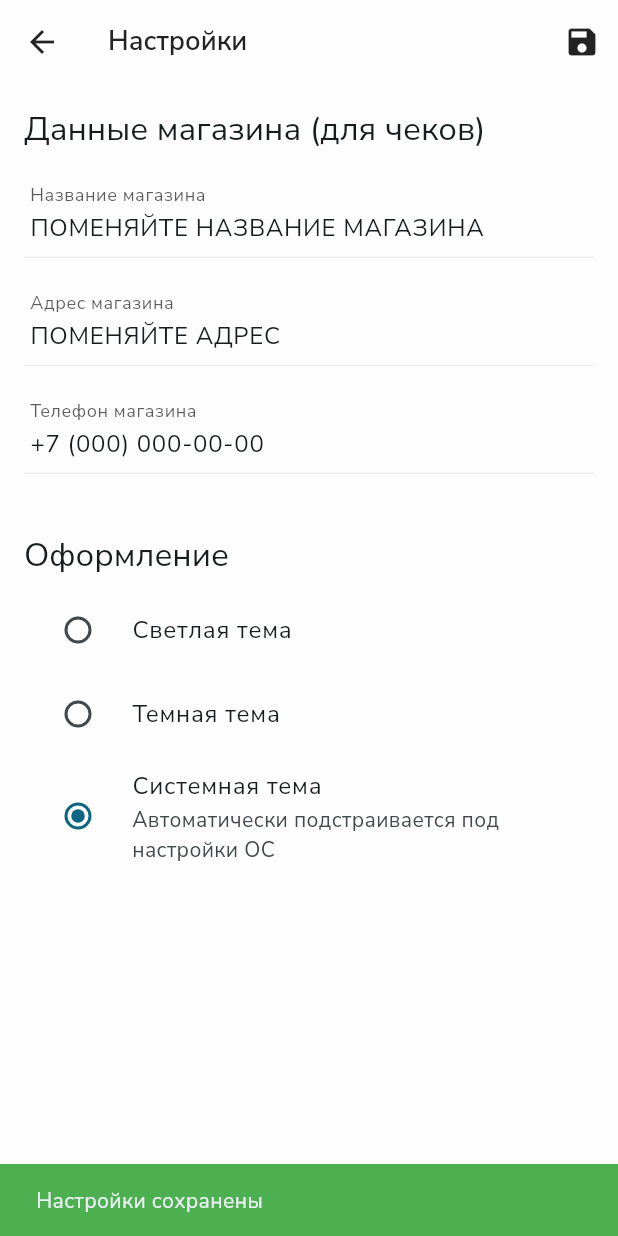
After one commit to makkenzo/flutter_pos, a Flutter app: the SettingsScreen screen opened directly, after a tap on the "save" icon, on a phone screen of 412 x 824 dp. The commit adds this screen. Run offline on Flutter 3.47's test engine with Material 3 defaults, Android fonts, the phone set to English and light mode, and no system bars; our stand-ins replace fl_chart, flutter_riverpod, flutter_secure_storage, flutter_staggered_animations, google_fonts, pdf and 4 more; missing offline and left inert: mobile_scanner; accounts and stored records are empty; network calls fail.

Commit message:
Adds settings screen and theme persistence
Introduces a settings screen to the dashboard for configuring app preferences.
Implements theme persistence using shared preferences, allowing the app to
remember and apply the user's preferred theme across sessions.
Refactors product fetching to prevent redundant requests and improve efficiency.

```diff
--- a/lib/main.dart
+++ b/lib/main.dart
@@ -1,5 +1,7 @@
 import 'package:flutter/material.dart';
+import 'package:flutter_pos/models/app_settings.dart';
 import 'package:flutter_pos/providers/auth_provider.dart';
+import 'package:flutter_pos/providers/settings_provider.dart';
 import 'package:flutter_pos/screens/dashboard_screen.dart';
 import 'package:flutter_pos/screens/login/login_screen.dart';
 
@@ -24,10 +26,11 @@ class MyApp extends ConsumerWidget {
   @override
   Widget build(BuildContext context, WidgetRef ref) {
     final AuthState authState = ref.watch(authProvider);
+    final AppSettings settings = ref.watch(settingsProvider);
 
     return MaterialApp(
       title: 'Mini-POS',
-      themeMode: ThemeMode.system,
+      themeMode: settings.themeMode,
       theme: TAppTheme.lightTheme,
       darkTheme: TAppTheme.darkTheme,
       locale: const Locale('ru', 'RU'),
--- /dev/null
+++ b/lib/models/app_settings.dart
@@ -0,0 +1,41 @@
+import 'package:flutter/material.dart';
+import 'package:meta/meta.dart';
+
+@immutable
+class AppSettings {
+  final String storeName;
+  final String storeAddress;
+  final String storePhone;
+  final ThemeMode themeMode;
+  // Добавьте другие настройки по мере необходимости
+
+  const AppSettings({
+    required this.storeName,
+    required this.storeAddress,
+    required this.storePhone,
+    required this.themeMode,
+  });
+
+  // Значения по умолчанию
+  factory AppSettings.defaults() => const AppSettings(
+    storeName: "ПОМЕНЯЙТЕ НАЗВАНИЕ МАГАЗИНА",
+    storeAddress: "ПОМЕНЯЙТЕ АДРЕС",
+    storePhone: "+7 (000) 000-00-00",
+    themeMode: ThemeMode.system,
+  );
+
+  AppSettings copyWith({
+    String? apiUrl,
+    String? storeName,
+    String? storeAddress,
+    String? storePhone,
+    ThemeMode? themeMode,
+  }) {
+    return AppSettings(
+      storeName: storeName ?? this.storeName,
+      storeAddress: storeAddress ?? this.storeAddress,
+      storePhone: storePhone ?? this.storePhone,
+      themeMode: themeMode ?? this.themeMode,
+    );
+  }
+}
--- a/lib/screens/dashboard_screen.dart
+++ b/lib/screens/dashboard_screen.dart
@@ -5,6 +5,7 @@ import 'package:flutter_pos/screens/inventory_screen.dart';
 import 'package:flutter_pos/screens/pos/pos_screen.dart';
 import 'package:flutter_pos/screens/products/product_list_screen.dart';
 import 'package:flutter_pos/screens/sales/sales_history_screen.dart';
+import 'package:flutter_pos/screens/settings_screen.dart';
 import 'package:flutter_pos/utils/constants/sizes.dart';
 import 'package:flutter_pos/widgets/dashboard_item.dart';
 import 'package:flutter_riverpod/flutter_riverpod.dart';
@@ -47,6 +48,11 @@ class DashboardScreen extends ConsumerWidget {
               context,
               MaterialPageRoute(builder: (_) => const AnalyticsScreen()),
             ), // \u003c--- Переход
+      ),
+      _DashboardItemData(
+        icon: Icons.settings_outlined, // Иконка настроек
+        title: 'Настройки',
+        onTap: () => Navigator.push(context, MaterialPageRoute(builder: (_) => const SettingsScreen())), // Переход
       ),
     ];
 
--- a/lib/screens/pos/pos_screen.dart
+++ b/lib/screens/pos/pos_screen.dart
@@ -391,7 +391,7 @@ class _PosScreenState extends ConsumerState<PosScreen> {
                         icon: const Icon(Icons.clear, size: 20),
                         onPressed: () {
                           _searchController.clear();
-                          _onSearchChanged('');
+                          ref.read(productListProvider.notifier).search('');
                         },
                       )
                       : null,
--- a/lib/screens/products/product_list_screen.dart
+++ b/lib/screens/products/product_list_screen.dart
@@ -146,7 +146,7 @@ class _ProductListScreenState extends ConsumerState<ProductListScreen> {
                               tooltip: 'Очистить поиск',
                               onPressed: () {
                                 _searchController.clear();
-                                _onSearchChanged('');
+                                ref.read(productListProvider.notifier).search('');
                               },
                             )
                             : null,
--- a/lib/screens/sales/sales_history_screen.dart
+++ b/lib/screens/sales/sales_history_screen.dart
@@ -5,6 +5,7 @@ import 'package:flutter_pos/models/payment_method.dart';
 import 'package:flutter_pos/models/sale.dart';
 import 'package:flutter_pos/models/sale_item.dart';
 import 'package:flutter_pos/providers/sales_history_provider.dart';
+import 'package:flutter_pos/providers/settings_provider.dart';
 import 'package:flutter_pos/utils/helpers/error_formatter.dart';
 import 'package:flutter_pos/utils/pdf_generator.dart';
 import 'package:flutter_pos/widgets/list_item_placeholder.dart';
@@ -208,6 +209,7 @@ class _SalesHistoryScreenState extends ConsumerState<SalesHistoryScreen> {
     DateFormat dateFormat,
   ) async {
     List<SaleItem>? saleItems;
+    final settings = ref.read(settingsProvider);
 
     try {
       saleItems = await ref.read(saleDetailsProvider(sale.orderId).future);
@@ -313,7 +315,7 @@ class _SalesHistoryScreenState extends ConsumerState<SalesHistoryScreen> {
                             Object? pdfError;
 
                             try {
-                              pdfBytes = await generateReceiptPdf(sale, saleItems!);
+                              pdfBytes = await generateReceiptPdf(sale, saleItems!, settings);
                             } catch (e) {
                               pdfError = e;
                             }
--- /dev/null
+++ b/lib/screens/settings_screen.dart
@@ -0,0 +1,167 @@
+import 'package:flutter/material.dart';
+import 'package:flutter_pos/providers/settings_provider.dart';
+import 'package:flutter_pos/utils/constants/sizes.dart';
+import 'package:flutter_riverpod/flutter_riverpod.dart';
+
+class SettingsScreen extends ConsumerStatefulWidget {
+  const SettingsScreen({super.key});
+
+  @override
+  ConsumerState<SettingsScreen> createState() => _SettingsScreenState();
+}
+
+class _SettingsScreenState extends ConsumerState<SettingsScreen> {
+  late TextEditingController _storeNameController;
+  late TextEditingController _storeAddressController;
+  late TextEditingController _storePhoneController;
+
+  late ThemeMode _selectedThemeMode;
+
+  bool _isSaving = false;
+
+  @override
+  void initState() {
+    super.initState();
+
+    final currentSettings = ref.read(settingsProvider);
+    _storeNameController = TextEditingController(text: currentSettings.storeName);
+    _storeAddressController = TextEditingController(text: currentSettings.storeAddress);
+    _storePhoneController = TextEditingController(text: currentSettings.storePhone);
+    _selectedThemeMode = currentSettings.themeMode;
+  }
+
+  @override
+  void dispose() {
+    _storeNameController.dispose();
+    _storeAddressController.dispose();
+    _storePhoneController.dispose();
+    super.dispose();
+  }
+
+  Future<void> _saveSettings() async {
+    setState(() {
+      _isSaving = true;
+    }); // Показываем индикатор
+    final notifier = ref.read(settingsProvider.notifier);
+    final currentSettings = ref.read(settingsProvider); // Текущие для сравнения
+
+    try {
+      if (currentSettings.storeName != _storeNameController.text.trim()) {
+        await notifier.updateStoreName(_storeNameController.text.trim());
+      }
+      if (currentSettings.storeAddress != _storeAddressController.text.trim()) {
+        await notifier.updateStoreAddress(_storeAddressController.text.trim());
+      }
+      if (currentSettings.storePhone != _storePhoneController.text.trim()) {
+        await notifier.updateStorePhone(_storePhoneController.text.trim());
+      }
+      if (currentSettings.themeMode != _selectedThemeMode) {
+        await notifier.updateThemeMode(_selectedThemeMode);
+      }
+
+      if (mounted) {
+        ScaffoldMessenger.of(
+          context,
+        ).showSnackBar(const SnackBar(content: Text('Настройки сохранены'), backgroundColor: Colors.green));
+      }
+    } catch (e) {
+      if (mounted) {
+        ScaffoldMessenger.of(
+          context,
+        ).showSnackBar(SnackBar(content: Text('Ошибка сохранения: $e'), backgroundColor: Colors.red));
+      }
+    } finally {
+      if (mounted) {
+        setState(() {
+          _isSaving = false;
+        }); // Убираем индикатор
+      }
+    }
+  }
+
+  @override
+  Widget build(BuildContext context) {
+    final currentSettings = ref.watch(settingsProvider);
+
+    return Scaffold(
+      appBar: AppBar(
+        title: const Text('Настройки'),
+        actions: [
+          IconButton(
+            icon:
+                _isSaving
+                    ? SizedBox(
+                      width: 20,
+                      height: 20,
+                      child: const CircularProgressIndicator(strokeWidth: 2, color: Colors.white),
+                    )
+                    : const Icon(Icons.save),
+            tooltip: 'Сохранить настройки',
+            onPressed: _isSaving ? null : _saveSettings,
+          ),
+        ],
+      ),
+      body: ListView(
+        padding: const EdgeInsets.all(TSizes.md),
+        children: [
+          Text('Данные магазина (для чеков)', style: Theme.of(context).textTheme.titleLarge),
+          const SizedBox(height: TSizes.sm),
+          _buildTextField(controller: _storeNameController, labelText: 'Название магазина', enabled: !_isSaving),
+          _buildTextField(controller: _storeAddressController, labelText: 'Адрес магазина', enabled: !_isSaving),
+          _buildTextField(
+            controller: _storePhoneController,
+            labelText: 'Телефон магазина',
+            keyboardType: TextInputType.phone,
+            enabled: !_isSaving,
+          ),
+          const SizedBox(height: TSizes.spaceBtwSections),
+
+          Text('Оформление', style: Theme.of(context).textTheme.titleLarge),
+          const SizedBox(height: TSizes.sm),
+          RadioListTile<ThemeMode>(
+            title: const Text('Светлая тема'),
+            value: ThemeMode.light,
+            groupValue: _selectedThemeMode,
+            onChanged: _isSaving ? null : (value) => setState(() => _selectedThemeMode = value!),
+          ),
+          RadioListTile<ThemeMode>(
+            title: const Text('Темная тема'),
+            value: ThemeMode.dark,
+            groupValue: _selectedThemeMode,
+            onChanged: _isSaving ? null : (value) => setState(() => _selectedThemeMode = value!),
+          ),
+          RadioListTile<ThemeMode>(
+            title: const Text('Системная тема'),
+            subtitle: const Text('Автоматически подстраивается под настройки ОС'),
+            value: ThemeMode.system,
+            groupValue: _selectedThemeMode,
+            onChanged: _isSaving ? null : (value) => setState(() => _selectedThemeMode = value!),
+          ),
+          const SizedBox(height: TSizes.spaceBtwSections),
+        ],
+      ),
+    );
+  }
+
+  Widget _buildTextField({
+    required TextEditingController controller,
+    required String labelText,
+    String? hintText,
+    TextInputType? keyboardType,
+    bool enabled = true,
+  }) {
+    return Padding(
+      padding: const EdgeInsets.symmetric(vertical: TSizes.sm),
+      child: TextFormField(
+        controller: controller,
+        decoration: InputDecoration(
+          labelText: labelText,
+          hintText: hintText,
+          // Используем стиль из темы
+        ),
+        keyboardType: keyboardType,
+        enabled: enabled,
+      ),
+    );
+  }
+}
--- a/pubspec.yaml
+++ b/pubspec.yaml
@@ -29,6 +29,7 @@ dependencies:
     meta: ^1.16.0
     collection: ^1.19.1
     http: ^1.3.0
+    shared_preferences: ^2.5.3
 
 dev_dependencies:
     flutter_test:
```
Also changed, not shown: lib/providers/product_providers.dart (+16 -4 lines), lib/providers/settings_provider.dart (added, +47 -0 lines), lib/services/settings_service.dart (added, +33 -0 lines), lib/utils/pdf_generator.dart (+5 -4 lines), pubspec.lock, 1 other file.
